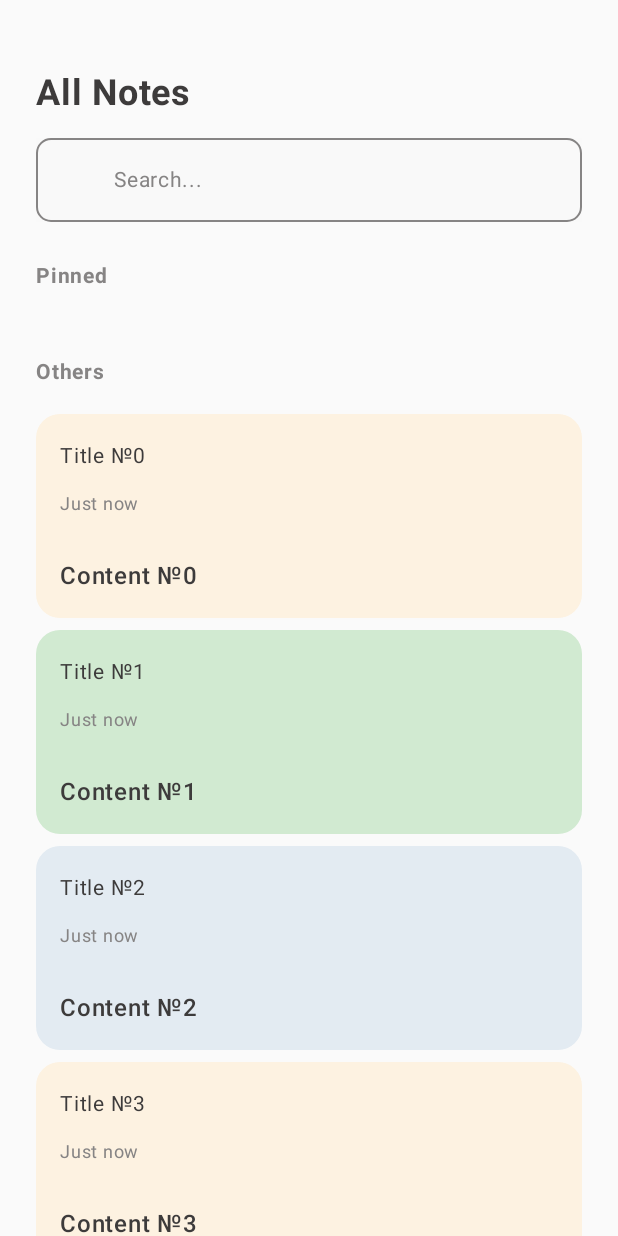
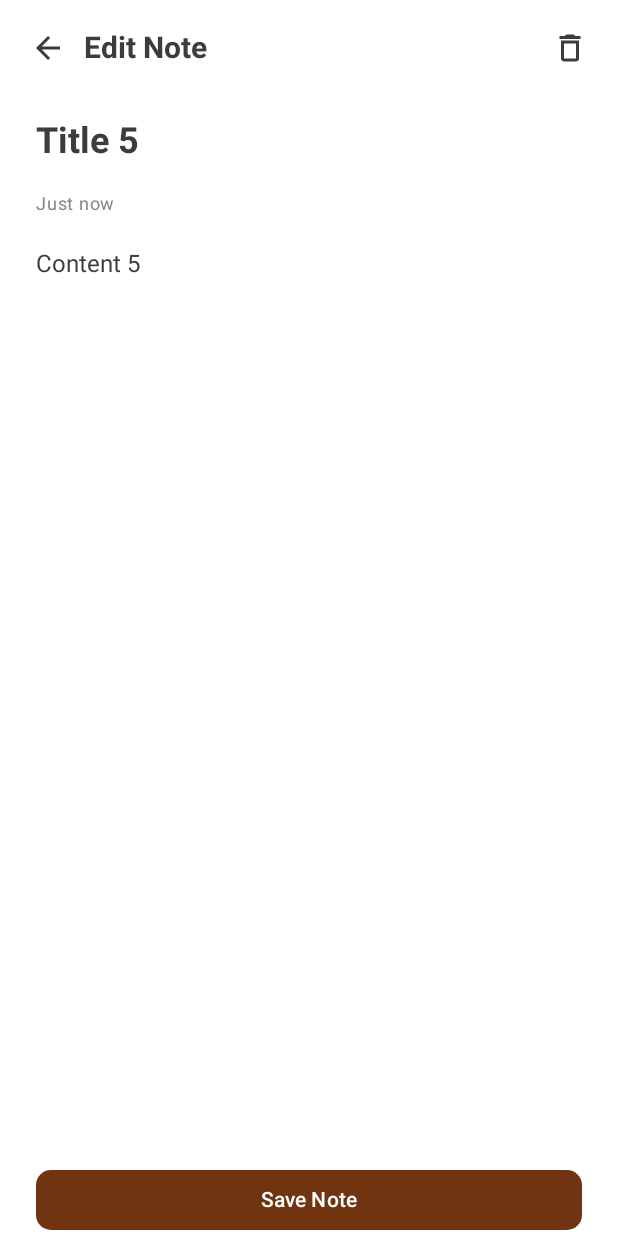
Before and after one commit to galaxykud/notes-app, an Android app built with Jetpack Compose: the screen it shows after launch (MainActivity), on a phone screen of 412 x 824 dp. Run offline under Robolectric (Android 15) with nearby library versions, the phone set to English and light mode, and no system bars.

Commit message:
add EditNoteScreen

```diff
--- a/app/build.gradle.kts
+++ b/app/build.gradle.kts
@@ -57,4 +57,5 @@ dependencies {
     androidTestImplementation(libs.androidx.ui.test.junit4)
     debugImplementation(libs.androidx.ui.tooling)
     debugImplementation(libs.androidx.ui.test.manifest)
+    testImplementation(kotlin("test"))
 }
--- a/app/src/main/java/com/galaxykud/notes/data/TestNotesRepositoryImpl.kt
+++ b/app/src/main/java/com/galaxykud/notes/data/TestNotesRepositoryImpl.kt
@@ -11,7 +11,13 @@ import kotlinx.coroutines.flow.update
 
 object TestNotesRepositoryImpl : NotesRepository {
 
-    private val notesListFlow = MutableStateFlow<List<Note>>(listOf())
+    private val testData = mutableListOf<Note>().apply {
+        repeat(10) {
+            add(Note(it, "Title $it", "Content $it", System.currentTimeMillis(), false))
+        }
+    }
+
+    private val notesListFlow = MutableStateFlow<List<Note>>(testData)
 
     override suspend fun addNote(
         title: String,
--- a/app/src/main/java/com/galaxykud/notes/presentation/MainActivity.kt
+++ b/app/src/main/java/com/galaxykud/notes/presentation/MainActivity.kt
@@ -12,6 +12,7 @@ import androidx.compose.material3.Text
 import androidx.compose.runtime.Composable
 import androidx.compose.ui.Modifier
 import androidx.compose.ui.tooling.preview.Preview
+import com.galaxykud.notes.presentation.screens.editing.EditNoteScreen
 import com.galaxykud.notes.presentation.screens.notes.NotesScreen
 import com.galaxykud.notes.presentation.ui.theme.NotesTheme
 
@@ -21,13 +22,23 @@ class MainActivity : ComponentActivity() {
         enableEdgeToEdge()
         setContent {
             NotesTheme {
-                NotesScreen()
+                EditNoteScreen(
+                    noteId = 5,
+                    onFinished = {
+                        Log.d("CreateNoteScreen", "Finished")
+                    }
+                )
             }
+//            NotesTheme {
+//                NotesScreen(
+//                    onNoteClick = {
+//                        Log.d("MainActivity", "onNoteClick: $it")
+//                    },
+//                    onAddNoteClick = {
+//                        Log.d("MainActivity", "onAddNoteClick")
+//                    }
+//                )
+//            }
         }
     }
-
-    override fun onDestroy() {
-        super.onDestroy()
-        Log.d("MainActivity", "OnDestroy")
-    }
 }
--- /dev/null
+++ b/app/src/main/java/com/galaxykud/notes/presentation/screens/editing/EditNoteScreen.kt
@@ -0,0 +1,191 @@
+@file:OptIn(ExperimentalMaterial3Api::class)
+
+package com.galaxykud.notes.presentation.screens.editing
+
+import androidx.compose.foundation.clickable
+import androidx.compose.foundation.layout.Column
+import androidx.compose.foundation.layout.fillMaxWidth
+import androidx.compose.foundation.layout.padding
+import androidx.compose.foundation.shape.RoundedCornerShape
+import androidx.compose.material.icons.Icons
+import androidx.compose.material.icons.automirrored.filled.ArrowBack
+import androidx.compose.material.icons.outlined.Delete
+import androidx.compose.material3.Button
+import androidx.compose.material3.ButtonDefaults
+import androidx.compose.material3.ExperimentalMaterial3Api
+import androidx.compose.material3.Icon
+import androidx.compose.material3.MaterialTheme
+import androidx.compose.material3.Scaffold
+import androidx.compose.material3.Text
+import androidx.compose.material3.TextField
+import androidx.compose.material3.TextFieldDefaults
+import androidx.compose.material3.TopAppBar
+import androidx.compose.material3.TopAppBarDefaults
+import androidx.compose.runtime.Composable
+import androidx.compose.runtime.LaunchedEffect
+import androidx.compose.runtime.collectAsState
+import androidx.compose.ui.Modifier
+import androidx.compose.ui.graphics.Color
+import androidx.compose.ui.text.TextStyle
+import androidx.compose.ui.text.font.FontWeight
+import androidx.compose.ui.unit.dp
+import androidx.compose.ui.unit.sp
+import androidx.lifecycle.viewmodel.compose.viewModel
+import com.galaxykud.notes.presentation.screens.editing.EditNoteCommand.*
+import com.galaxykud.notes.presentation.utils.DateFormatter
+
+@Composable
+fun EditNoteScreen(
+    modifier: Modifier = Modifier,
+    noteId: Int,
+    viewModel: EditNoteViewModel = viewModel {
+        EditNoteViewModel(noteId)
+    },
+    onFinished: () -> Unit
+) {
+    val state = viewModel.state.collectAsState()
+    val currentState = state.value
+
+    when(currentState) {
+        is EditNoteState.Editing -> {
+            Scaffold(
+                modifier = modifier,
+                topBar = {
+                    TopAppBar(
+                        title = {
+                            Text(
+                                text = "Edit Note",
+                                fontSize = 20.sp,
+                                fontWeight = FontWeight.Bold,
+                                color = MaterialTheme.colorScheme.onSurface
+                            )
+                        },
+                        colors = TopAppBarDefaults.topAppBarColors(
+                            containerColor = Color.Transparent,
+                            navigationIconContentColor = MaterialTheme.colorScheme.onSurface,
+                            actionIconContentColor = MaterialTheme.colorScheme.onSurface
+                        ),
+                        actions = {
+                            Icon(
+                                modifier = Modifier
+                                    .padding(end = 16.dp)
+                                    .clickable {
+                                        viewModel.processCommand(EditNoteCommand.Delete)
+                                    },
+                                imageVector = Icons.Outlined.Delete,
+                                contentDescription = "Delete note"
+                            )
+                        },
+                        navigationIcon = {
+                            Icon(
+                                modifier = Modifier
+                                    .padding(start = 16.dp, end = 8.dp)
+                                    .clickable {
+                                        viewModel.processCommand(EditNoteCommand.Back)
+                                    },
+                                imageVector = Icons.AutoMirrored.Filled.ArrowBack,
+                                contentDescription = "Back"
+                            )
+                        }
+                    )
+                }
+            ) { innerPadding ->
+                Column(
+                    modifier = Modifier.padding(innerPadding)
+                ) {
+                    TextField(
+                        modifier = Modifier
+                            .fillMaxWidth()
+                            .padding(horizontal = 8.dp),
+                        value = currentState.note.title,
+                        onValueChange = {
+                            viewModel.processCommand(InputTitle(it))
+                        },
+                        colors = TextFieldDefaults.colors(
+                            focusedContainerColor = Color.Transparent,
+                            unfocusedContainerColor = Color.Transparent,
+                            focusedIndicatorColor = Color.Transparent,
+                            unfocusedIndicatorColor = Color.Transparent,
+                        ),
+                        textStyle = TextStyle(
+                            fontSize = 24.sp,
+                            fontWeight = FontWeight.Bold,
+                            color = MaterialTheme.colorScheme.onSurface
+                        ),
+                        placeholder = {
+                           Text(
+                               text = "Title",
+                               fontSize = 24.sp,
+                               fontWeight = FontWeight.Bold,
+                               color = MaterialTheme.colorScheme.onSurface.copy(alpha = 0.2f)
+                           )
+                        }
+                    )
+                    Text(
+                        modifier = Modifier
+                            .padding(horizontal = 24.dp),
+                        text = DateFormatter.formatDateToString(currentState.note.updatedAt),
+                        fontSize = 12.sp,
+                        color = MaterialTheme.colorScheme.onSurfaceVariant
+                    )
+                    TextField(
+                        modifier = Modifier
+                            .fillMaxWidth()
+                            .padding(horizontal = 8.dp)
+                            .weight(1f),
+                        value = currentState.note.content,
+                        onValueChange = {
+                            viewModel.processCommand(InputContent(it))
+                        },
+                        colors = TextFieldDefaults.colors(
+                            focusedContainerColor = Color.Transparent,
+                            unfocusedContainerColor = Color.Transparent,
+                            focusedIndicatorColor = Color.Transparent,
+                            unfocusedIndicatorColor = Color.Transparent,
+                        ),
+                        textStyle = TextStyle(
+                            fontSize = 16.sp,
+                            color = MaterialTheme.colorScheme.onSurface
+                        ),
+                        placeholder = {
+                            Text(
+                                text = "Note something down",
+                                fontSize = 16.sp,
+                                color = MaterialTheme.colorScheme.onSurface.copy(alpha = 0.2f)
+                            )
+                        }
+                    )
+                    Button(
+                        modifier = Modifier
+                            .padding(horizontal = 24.dp)
+                            .fillMaxWidth(),
+                        onClick = {
+                            viewModel.processCommand(EditNoteCommand.Save)
+                        },
+                        shape = RoundedCornerShape(10.dp),
+                        enabled = currentState.isSaveEnabled,
+                        colors = ButtonDefaults.buttonColors(
+                            containerColor = MaterialTheme.colorScheme.primary,
+                            disabledContainerColor = MaterialTheme.colorScheme.primary.copy(
+                                alpha = 0.1f
+                            ),
+                            contentColor = MaterialTheme.colorScheme.onPrimary,
+                            disabledContentColor = MaterialTheme.colorScheme.onPrimary
+                        )
+                    ) {
+                        Text(
+                            text = "Save Note"
+                        )
+                    }
+                }
+            }
+        }
+        EditNoteState.Finished -> {
+            LaunchedEffect(key1 = Unit) {
+                onFinished()
+            }
+        }
+
+        EditNoteState.Initial -> {}
+    }
+}
--- /dev/null
+++ b/app/src/main/java/com/galaxykud/notes/presentation/screens/editing/EditNoteViewModel.kt
@@ -0,0 +1,116 @@
+package com.galaxykud.notes.presentation.screens.editing
+
+import androidx.lifecycle.ViewModel
+import androidx.lifecycle.viewModelScope
+import com.galaxykud.notes.data.TestNotesRepositoryImpl
+import com.galaxykud.notes.domain.AddNoteUseCase
+import com.galaxykud.notes.domain.DeleteNoteUseCase
+import com.galaxykud.notes.domain.EditNoteUseCase
+import com.galaxykud.notes.domain.GetNoteUseCase
+import com.galaxykud.notes.domain.Note
+import kotlinx.coroutines.flow.MutableStateFlow
+import kotlinx.coroutines.flow.asStateFlow
+import kotlinx.coroutines.flow.update
+import kotlinx.coroutines.launch
+
+class EditNoteViewModel(private val noteId: Int): ViewModel() {
+
+    private val repository = TestNotesRepositoryImpl
+
+    private val editNoteUseCase = EditNoteUseCase(repository)
+    private val getNoteUseCase = GetNoteUseCase(repository)
+    private val deleteNoteUseCase = DeleteNoteUseCase(repository)
+
+    private val _state = MutableStateFlow<EditNoteState>(EditNoteState.Initial)
+    val state = _state.asStateFlow()
+
+    init {
+        viewModelScope.launch {
+            _state.update {
+                val note = getNoteUseCase(noteId)
+                EditNoteState.Editing(note)
+            }
+        }
+    }
+
+    fun processCommand(command: EditNoteCommand) {
+        when(command) {
+            EditNoteCommand.Back -> {
+                _state.update { EditNoteState.Finished }
+            }
+            is EditNoteCommand.InputContent -> {
+                _state.update { previousState ->
+                    if (previousState is EditNoteState.Editing) {
+                        val newNote = previousState.note.copy(content = command.content)
+                        previousState.copy(note = newNote)
+                    } else {
+                        previousState
+                    }
+                }
+            }
+            is EditNoteCommand.InputTitle -> {
+                _state.update { previousState ->
+                    if (previousState is EditNoteState.Editing) {
+                        val newNote = previousState.note.copy(title = command.title)
+                        previousState.copy(note = newNote)
+                    } else {
+                        previousState
+                    }
+                }
+            }
+            EditNoteCommand.Save -> {
+                viewModelScope.launch {
+                    _state.update { previousState ->
+                        if (previousState is EditNoteState.Editing) {
+                            val note = previousState.note
+                            editNoteUseCase(note)
+                            EditNoteState.Finished
+                        } else {
+                            previousState
+                        }
+                    }
+                }
+            }
+            EditNoteCommand.Delete -> {
+                viewModelScope.launch {
+                    _state.update { previousState ->
+                        if (previousState is EditNoteState.Editing) {
+                            val note = previousState.note
+                            deleteNoteUseCase(note.id)
+                            EditNoteState.Finished
+                        } else {
+                            previousState
+                        }
+                    }
+                }
+            }
+        }
+    }
+}
+
+sealed interface EditNoteCommand {
+    data class InputTitle(val title: String): EditNoteCommand
+
+    data class InputContent(val content: String): EditNoteCommand
+
+    data object Save : EditNoteCommand
+
+    data object Back : EditNoteCommand
+
+    data object Delete : EditNoteCommand
+}
+
+sealed interface EditNoteState {
+
+    data object Initial : EditNoteState
+
+    data class Editing(
+        val note: Note
+    ) : EditNoteState {
+
+        val isSaveEnabled: Boolean
+            get() = note.title.isNotBlank() && note.content.isNotBlank()
+    }
+
+    data object Finished: EditNoteState
+}
--- a/app/src/main/java/com/galaxykud/notes/presentation/screens/notes/NotesViewModel.kt
+++ b/app/src/main/java/com/galaxykud/notes/presentation/screens/notes/NotesViewModel.kt
@@ -31,11 +31,7 @@ class NotesViewModel: ViewModel() {
 
     private val repository = TestNotesRepositoryImpl
 
-    private val addNoteUseCase = AddNoteUseCase(repository)
-    private val editNoteUseCase = EditNoteUseCase(repository)
-    private val deleteNoteUseCase = DeleteNoteUseCase(repository)
     private val getAllNotesUseCase = GetAllNotesUseCase(repository)
-    private val getNoteUseCase = GetNoteUseCase(repository)
     private val searchNotesUseCase = SearchNotesUseCase(repository)
     private val switchPinnedStatusUseCase = SwitchPinnedStatusUseCase(repository)
 
@@ -45,8 +41,6 @@ class NotesViewModel: ViewModel() {
     val state = _state.asStateFlow()
 
     init {
-        addSomeNotes()
-
         query
             .onEach { input ->
                 _state.update { it.copy(query = input) }
@@ -67,27 +61,9 @@ class NotesViewModel: ViewModel() {
             .launchIn(viewModelScope)
     }
 
-    // TODO: don't forget to remove it
-
-    private fun addSomeNotes() {
-        viewModelScope.launch {
-            repeat(50) {
-                addNoteUseCase(title = "Title №$it", content = "Content №$it")
-            }
-        }
-    }
-
     fun processCommand(command: NotesCommand) {
         viewModelScope.launch {
             when(command) {
-                is NotesCommand.DeleteNote -> {
-                    deleteNoteUseCase(command.noteId)
-                }
-                is NotesCommand.EditNote -> {
-                    val note = getNoteUseCase(command.note.id)
-                    val title = note.title
-                    editNoteUseCase(note.copy(title = "$title + edited"))
-                }
                 is NotesCommand.InputSearchQuery -> {
                     query.update { command.query.trim() }
                 }
@@ -107,11 +83,6 @@ sealed interface NotesCommand {
 
     data class SwitchPinnedStatus(val noteId: Int): NotesCommand
 
-    // Temp
-
-    data class DeleteNote(val noteId: Int): NotesCommand
-
-    data class EditNote(val note: Note): NotesCommand
 }
 
 data class NotesScreenState(
--- a/app/src/main/java/com/galaxykud/notes/presentation/utils/DateFormatter.kt
+++ b/app/src/main/java/com/galaxykud/notes/presentation/utils/DateFormatter.kt
@@ -9,6 +9,10 @@ object DateFormatter {
     private val millisInHour = TimeUnit.HOURS.toMillis(1)
     private val millisInDay = TimeUnit.DAYS.toMillis(1)
     private val formatter = SimpleDateFormat.getDateInstance(DateFormat.SHORT)
+
+    fun formatCurrentDate(): String {
+        return formatter.format(System.currentTimeMillis())
+    }
 
     fun formatDateToString(timestamp: Long): String {
         val now = System.currentTimeMillis()
```
Also changed, not shown: app/src/main/java/com/galaxykud/notes/presentation/screens/creation/CreateNoteScreen.kt (added, +172 -0 lines), app/src/main/java/com/galaxykud/notes/presentation/screens/creation/CreateNoteViewModel.kt (added, +85 -0 lines), app/src/main/java/com/galaxykud/notes/presentation/screens/notes/NotesScreen.kt (+28 -22 lines).
